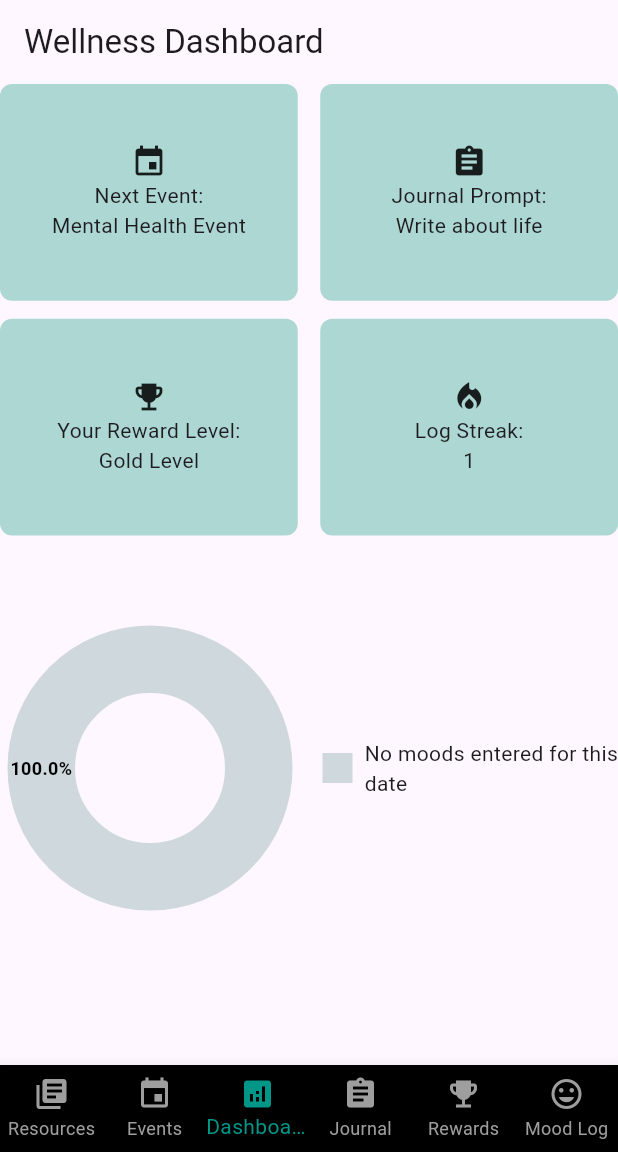
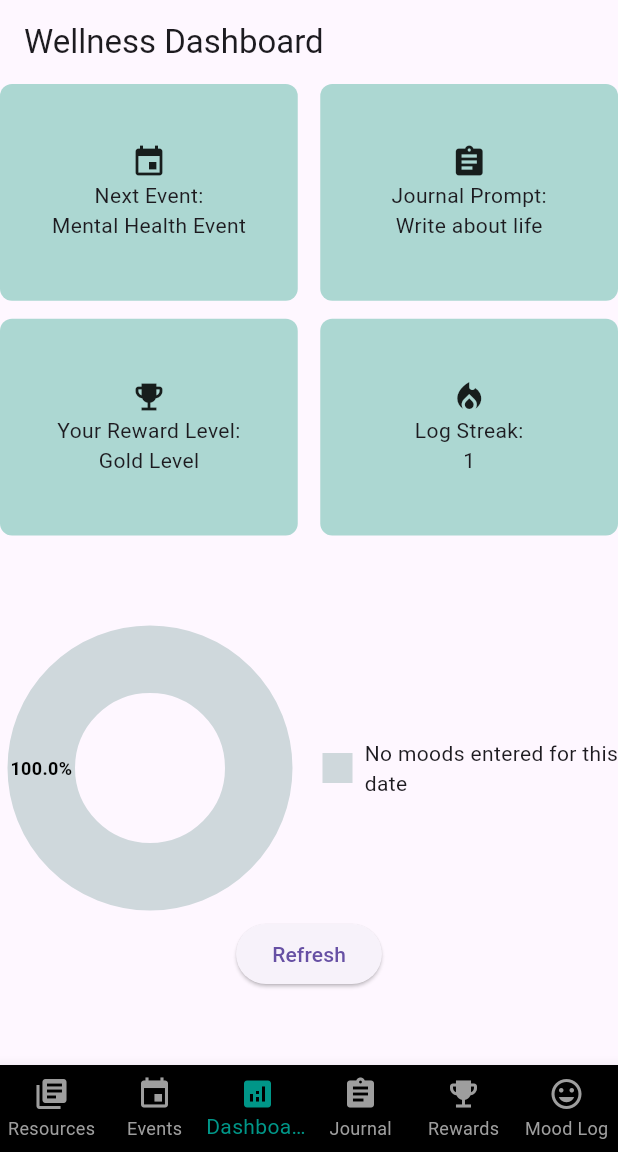
Before and after one commit to WillssEdgar/MoodWaves, a Flutter app: the screen it shows once a user with an empty profile is signed in, item 3 of the bottom bar chosen, on a phone screen of 412 x 824 dp, the part 84-1236 px from its top. Run offline on Flutter 3.47's test engine with Material 3 defaults, Android fonts, the light colour scheme and no system bars; drawn by our look-alikes of fl_chart; our stand-ins replace cloud_firestore, firebase_auth, firebase_core, table_calendar; accounts and stored records are empty.

Commit message:
closes #68

```diff
--- a/lib/widgets/dashboard_widget.dart
+++ b/lib/widgets/dashboard_widget.dart
@@ -123,6 +123,15 @@ class _DashboardWidgetState extends State<DashboardWidget> {
               )
             ],
           ),
+          Center(
+            child: Column(
+              children: [
+                ElevatedButton(
+                    onPressed: () => _fetchMoodEntry(today),
+                    child: const Text('Refresh')),
+              ],
+            ),
+          )
         ] else ...[
           const Center(
             child: Text("No mood data available"),
```
